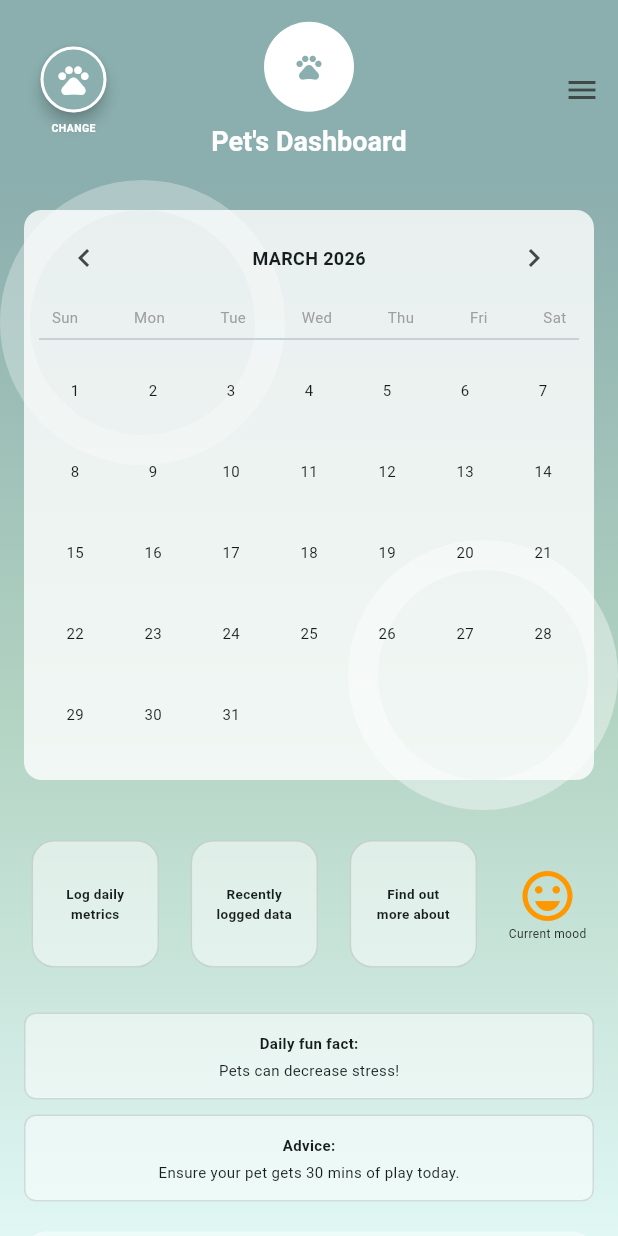
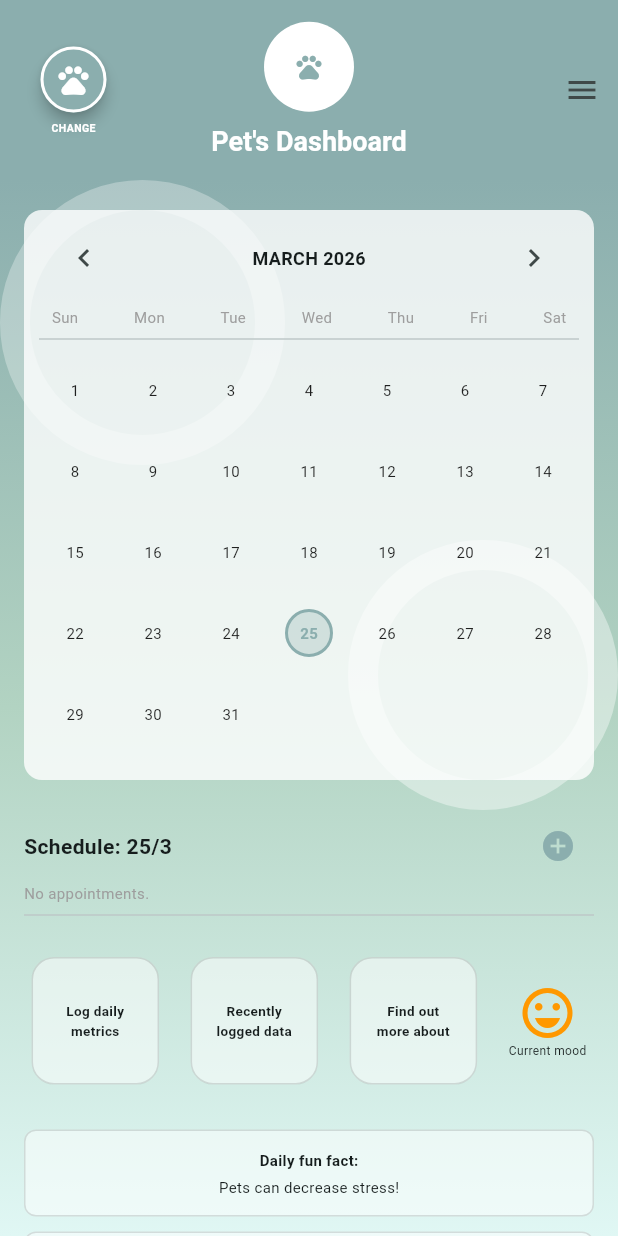
Before and after one commit to lula1450/SETAP-B, a Flutter app: the DashboardPage screen opened directly, on a phone screen of 412 x 824 dp. Run offline on Flutter 3.47's test engine with Material 3 defaults, Android fonts, the phone set to English and light mode, and no system bars; our stand-ins replace shared_preferences; accounts and stored records are empty; network calls fail.

Commit message:
highlight current day on dashboard

```diff
--- a/frontend/maincode/lib/dashboard.dart
+++ b/frontend/maincode/lib/dashboard.dart
@@ -26,6 +26,7 @@ class _DashboardPageState extends State<DashboardPage> {
   @override
   void initState() {
     super.initState();
+    _selectedDay = DateTime.now().day; // Default to today
     _fetchPets();
   }
 
@@ -73,6 +74,13 @@ class _DashboardPageState extends State<DashboardPage> {
   bool _hasAppointment(int day) {
     String dateString = "${_focusedDay.year}-${_focusedDay.month.toString().padLeft(2, '0')}-${day.toString().padLeft(2, '0')}";
     return _appointments.any((a) => a['pet_appointment_date'] == dateString);
+  }
+
+  bool _isToday(int day) {
+    DateTime now = DateTime.now();
+    return day == now.day &&
+       _focusedDay.month == now.month &&
+       _focusedDay.year == now.year;
   }
 
   // NEW: Booking Dialog for "Fake Vet"
@@ -244,6 +252,9 @@ class _DashboardPageState extends State<DashboardPage> {
             itemBuilder: (context, index) {
   if (index < firstWeekdayIndex) return const SizedBox();
   int day = index - firstWeekdayIndex + 1;
+
+  bool isToday = _isToday(day); // Uses your existing helper
+  bool isSelected = _selectedDay == day;
   bool hasAppt = _hasAppointment(day);
 
   return InkWell(
@@ -252,15 +263,47 @@ class _DashboardPageState extends State<DashboardPage> {
     child: Stack(
       alignment: Alignment.center,
       children: [
-                    Container(
+        // The Background/Highlight Layer
+        AnimatedContainer(
+          duration: const Duration(milliseconds: 200),
+          width: 32,
+          height: 32,
           decoration: BoxDecoration(
-                        color: _selectedDay == day ? Colors.teal.withOpacity(0.2) : Colors.transparent,
+            shape: BoxShape.circle,
+            // 1. Highlight Today with a Border
+            border: isToday
+                ? Border.all(color: const Color(0xFF8BAEAE), width: 2)
+                : null,
+            // 2. Highlight Selected day with a Teal fill
+            color: isSelected
+                ? const Color(0xFF8BAEAE).withOpacity(0.3)
+                : Colors.transparent,
+          ),
+          child: Center(
+            child: Text(
+              "$day",
+              style: TextStyle(
+                fontSize: 10,
+                fontWeight: isToday ? FontWeight.bold : FontWeight.normal,
+                // Make the text match the theme if it's today
+                color: isToday ? const Color(0xFF8BAEAE) : Colors.black87,
+              ),
+            ),
+          ),
+        ),
+        // 3. The Appointment Dot (Red)
+        if (hasAppt)
+          Positioned(
+            bottom: 2,
+            child: Container(
+              width: 4,
+              height: 4,
+              decoration: const BoxDecoration(
+                color: Colors.redAccent,
                 shape: BoxShape.circle,
               ),
-                      child: Center(child: Text("$day", style: const TextStyle(fontSize: 10))),
             ),
-                    if (hasAppt)
-                      Positioned(bottom: 2, child: Container(width: 4, height: 4, decoration: const BoxDecoration(color: Colors.red, shape: BoxShape.circle))),
+          ),
       ],
     ),
   );
```
Also changed, not shown: frontend/maincode/pubspec.lock, 1 other file. Lines whose indentation alone changed are shown as unchanged.
